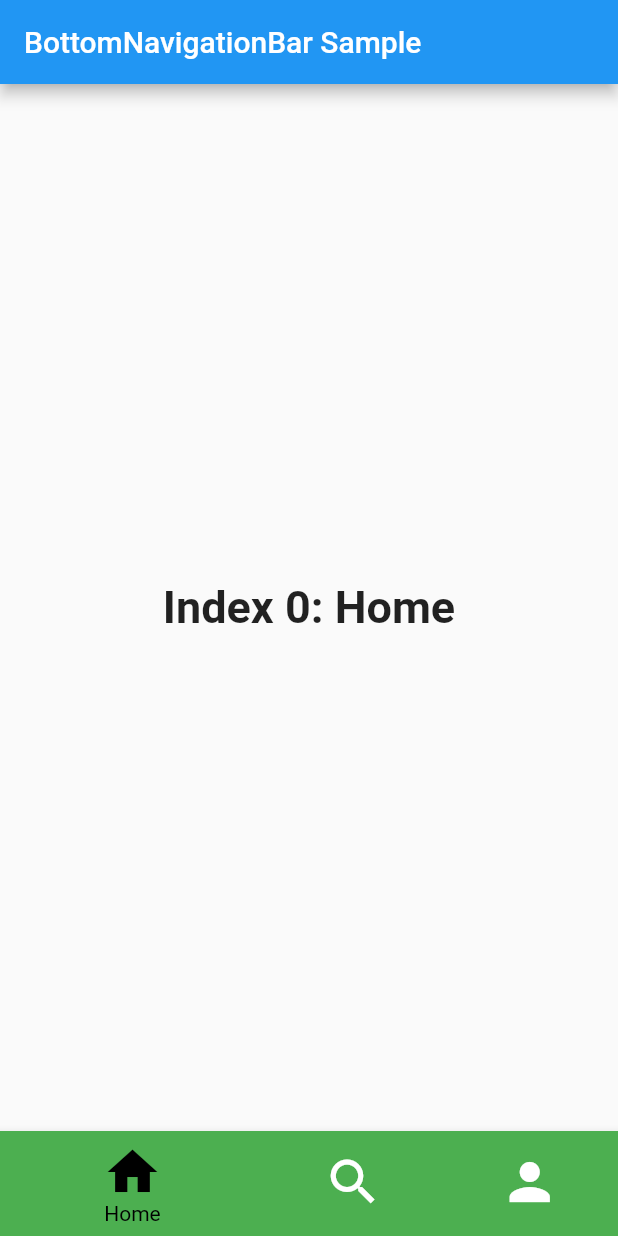
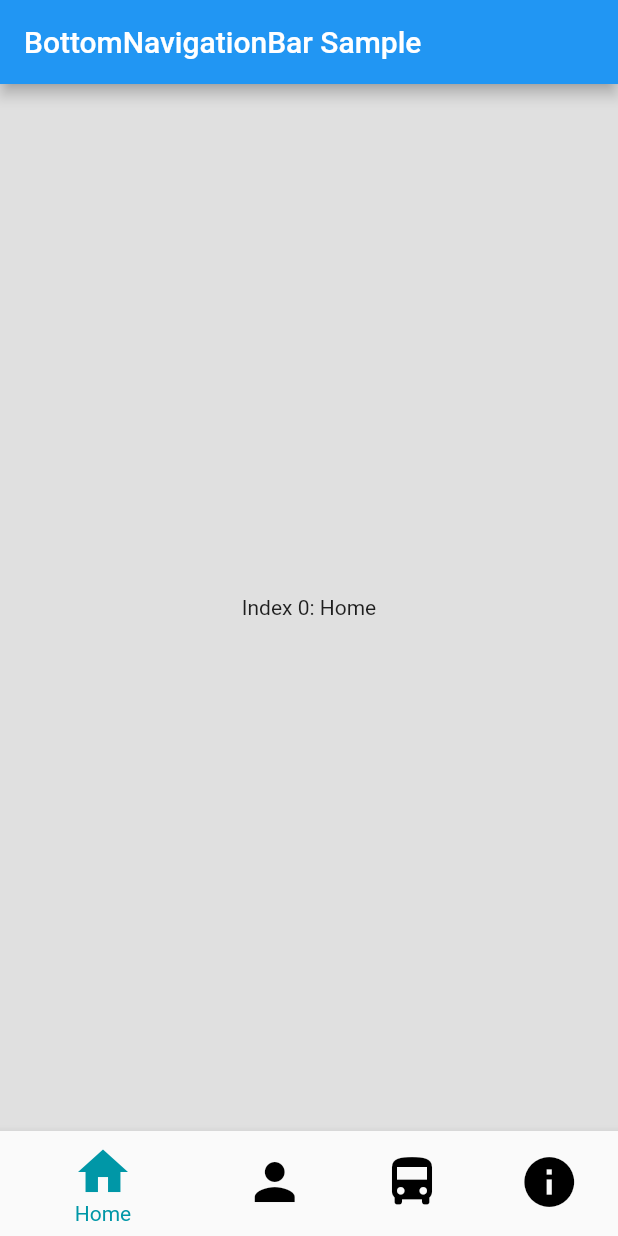
Before and after one commit to ValElizaTan/211354T_MAD_Project, a Flutter app: the screen it shows after launch, on a phone screen of 412 x 824 dp. Run offline on Flutter 3.47's test engine with Material 2 defaults, Android fonts, the phone set to English and light mode, and no system bars.

```diff
--- a/lib/loginpage.dart
+++ b/lib/loginpage.dart
@@ -14,9 +14,6 @@ class MyApp extends StatelessWidget {
   Widget build(BuildContext context) {
     return MaterialApp(
       title: 'Bus App',
-      theme: ThemeData(
-        primarySwatch: Colors.blue,
-      ),
       home: RegisterPage(),
     );
   }
--- a/lib/main.dart
+++ b/lib/main.dart
@@ -1,9 +1,15 @@
 import 'package:flutter/material.dart';
+//Class
+import 'model.dart';
+
+//Files
+import 'homepage.dart';
+import 'profilepage.dart';
+import 'bus.dart';
 
 void main() => runApp(MyApp());
 
 class MyApp extends StatelessWidget {
-
   static const String _title = 'Flutter Code Sample';
 
   @override
@@ -16,27 +22,28 @@ class MyApp extends StatelessWidget {
 }
 
 class MyStatefulWidget extends StatefulWidget {
-
   @override
   State<MyStatefulWidget> createState() => _MyStatefulWidgetState();
 }
 
 class _MyStatefulWidgetState extends State<MyStatefulWidget> {
   int _selectedIndex = 0;
-  static const TextStyle optionStyle =
-      TextStyle(fontSize: 30, fontWeight: FontWeight.bold);
   static const List<Widget> _widgetOptions = <Widget>[
     Text(
       'Index 0: Home',
-      style: optionStyle,
     ),
     Text(
       'Index 1: Business',
-      style: optionStyle,
     ),
     Text(
       'Index 2: School',
-      style: optionStyle,
+    ),
+    Padding(
+      padding: const EdgeInsets.all(5),
+      child: Text(
+        'About Us',
+        style: TextStyle(fontSize: 30, fontWeight: FontWeight.bold),
+      ),
     ),
   ];
 
@@ -49,61 +56,40 @@ class _MyStatefulWidgetState extends State<MyStatefulWidget> {
   @override
   Widget build(BuildContext context) {
     return Scaffold(
+      backgroundColor: Colors.grey[300],
       appBar: AppBar(
         title: const Text('BottomNavigationBar Sample'),
       ),
-      // body: Center(
-      //   child: _widgetOptions.elementAt(_selectedIndex),
-      // ),
-      // bottomNavigationBar: BottomNavigationBar(
-      //   items: const <BottomNavigationBarItem>[
-      //     BottomNavigationBarItem(
-      //       icon: Icon(Icons.home),
-      //       label: 'Home',
-      //     ),
-      //     BottomNavigationBarItem(
-      //       icon: Icon(Icons.business),
-      //       label: 'Business',
-      //     ),
-      //     BottomNavigationBarItem(
-      //       icon: Icon(Icons.school),
-      //       label: 'School',
-      //     ),
-      //   ],
-      //   currentIndex: _selectedIndex,
-      //   selectedItemColor: Colors.amber[800],
-      //   onTap: _onItemTapped,
-      // ),
-
-      //Bottom Nav Bar
       body: Center(
         child: _widgetOptions.elementAt(_selectedIndex),
       ),
       bottomNavigationBar: BottomNavigationBar(
+          backgroundColor: Colors.grey[300],
+          unselectedIconTheme: IconThemeData(color: Colors.black),
           items: const <BottomNavigationBarItem>[
             BottomNavigationBarItem(
               icon: Icon(Icons.home),
               label: ('Home'),
-            backgroundColor: Colors.green
-          ),
-          BottomNavigationBarItem(
-            icon: Icon(Icons.search),
-            label: ('Search'),
-            backgroundColor: Colors.yellow
             ),
             BottomNavigationBarItem(
               icon: Icon(Icons.person),
               label: ('Profile'),
-            backgroundColor: Colors.blue,
+            ),
+            BottomNavigationBarItem(
+              icon: Icon(Icons.directions_bus),
+              label: ('Bus'),
+            ),
+            BottomNavigationBarItem(
+              icon: Icon(Icons.info),
+              label: ('About'),
             ),
           ],
           type: BottomNavigationBarType.shifting,
           currentIndex: _selectedIndex,
-        selectedItemColor: Colors.black,
+          selectedItemColor: Colors.cyan[700],
           iconSize: 40,
           onTap: _onItemTapped,
-        elevation: 5
-      ),
+          elevation: 5),
     );
   }
 }
--- a/pubspec.yaml
+++ b/pubspec.yaml
@@ -49,6 +49,8 @@ flutter:
     - images/Profile-Male.png
     - images/businessman.png
     - images/women.png
+    - images/bus.png
+    - images/bus-icon.png
 
   # An image asset can refer to one or more resolution-specific "variants", see
   # https://flutter.dev/assets-and-images/#resolution-aware.
```
Also changed, not shown: lib/aboutus.dart (+101 -0 lines), lib/alert.dart (+52 -0 lines), images/bus-icon.png (added), images/bus.png (added). Lines whose indentation alone changed are shown as unchanged.
